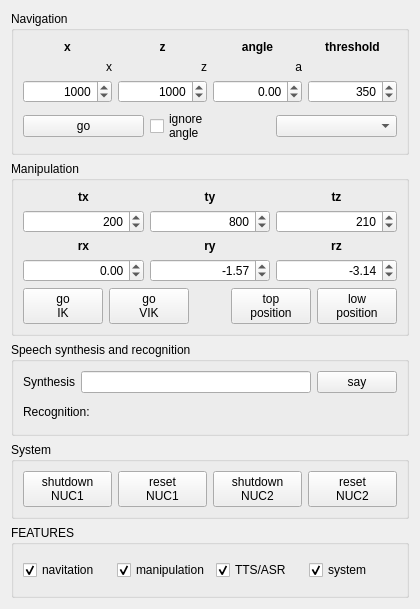
Above: components/shellyPanel/src/mainUI.ui from robocomp/robocomp-shelly before the change. Below: the same form after it.
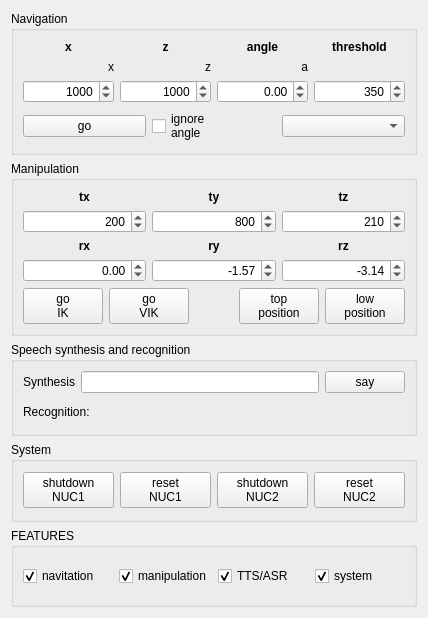
That is the form after the change.

Diff of the .ui file:
```diff
--- a/components/shellyPanel/src/mainUI.ui
+++ b/components/shellyPanel/src/mainUI.ui
@@ -6,8 +6,8 @@
    <rect>
     <x>0</x>
     <y>0</y>
-    <width>420</width>
-    <height>609</height>
+    <width>428</width>
+    <height>618</height>
    </rect>
   </property>
   <property name="windowTitle">
```
Left out of the diff: 12 changed lines with no effect on the pictures.
